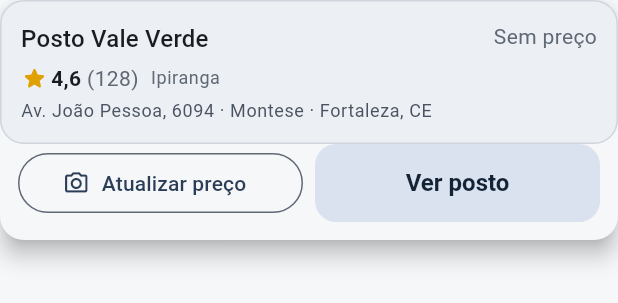
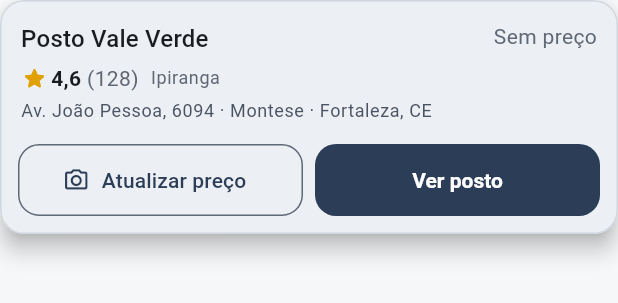
Before and after one commit to jaquelinebsales/Bd-proj, a Flutter app: the _CartaoSelecionado widget shown alone on an empty page, opened directly with sample values from the repository, on a phone screen of 412 x 824 dp. Shown: the top 303 px of the screen. Run offline on Flutter 3.47's test engine with Material 3 defaults, Android fonts, the phone set to English and light mode, and no system bars; our stand-ins replace fl_chart, flutter_local_notifications, geolocator, go_router, image_picker, shared_preferences and 1 more; missing offline and left inert: google_mlkit_text_recognition, maplibre, pointer_interceptor; accounts and stored records are empty.

Commit message:
mapa: cartão do posto selecionado numa superfície só, com Ver posto no botão cheio da marca

```diff
--- a/app/lib/telas/mapa/tela_mapa.dart
+++ b/app/lib/telas/mapa/tela_mapa.dart
@@ -599,24 +599,48 @@ class _CartaoSelecionado extends StatelessWidget {
   const _CartaoSelecionado({required this.posto, required this.produtoId});
 
   @override
-  Widget build(BuildContext context) => Material(
+  Widget build(BuildContext context) {
+    final tema = Theme.of(context);
+    final cs = tema.colorScheme;
+    const altura = Size(0, 48);
+    // Um só cartão: o resumo do posto perde a borda e o fundo próprios e divide a superfície com os botões
+    return Material(
       elevation: 6,
-        borderRadius: BorderRadius.circular(16),
+      color: cs.surfaceContainer,
+      shape: RoundedRectangleBorder(borderRadius: BorderRadius.circular(16), side: BorderSide(color: cs.outlineVariant)),
+      clipBehavior: Clip.antiAlias,
       child: Column(mainAxisSize: MainAxisSize.min, crossAxisAlignment: CrossAxisAlignment.stretch, children: [
-          CartaoPosto(posto: posto, produtoId: produtoId, aoTocar: () => context.push('/posto/${posto.id}')),
+        Theme(
+          data: tema.copyWith(
+            cardTheme: tema.cardTheme.copyWith(
+              color: Colors.transparent,
+              shape: RoundedRectangleBorder(borderRadius: BorderRadius.circular(16)),
+            ),
+          ),
+          child: CartaoPosto(posto: posto, produtoId: produtoId, aoTocar: () => context.push('/posto/${posto.id}')),
+        ),
         Padding(
           padding: const EdgeInsets.fromLTRB(12, 0, 12, 12),
           child: Row(children: [
             Expanded(
               child: OutlinedButton.icon(
+                style: OutlinedButton.styleFrom(
+                  minimumSize: altura,
+                  shape: RoundedRectangleBorder(borderRadius: BorderRadius.circular(14)),
+                ),
                 onPressed: () => context.push('/posto/${posto.id}/enviar'),
                 icon: const Icon(Icons.photo_camera_outlined),
                 label: const Text('Atualizar preço'),
               ),
             ),
             const SizedBox(width: 8),
+            // Ação principal no botão cheio da marca, como nas outras telas
             Expanded(
-                child: FilledButton.tonal(
+              child: FilledButton(
+                style: FilledButton.styleFrom(
+                  minimumSize: altura,
+                  textStyle: const TextStyle(fontSize: 14, fontWeight: FontWeight.w600),
+                ),
                 onPressed: () => context.push('/posto/${posto.id}'),
                 child: const Text('Ver posto'),
               ),
@@ -625,6 +649,7 @@ class _CartaoSelecionado extends StatelessWidget {
         ),
       ]),
     );
+  }
 }
 
 class _ListaLateral extends StatelessWidget {
```
Also changed, not shown: documentacao/telas/04b-mapa-posto.webp, documentacao/telas/escuro/04b-mapa-posto.webp. Lines whose indentation alone changed are shown as unchanged.
